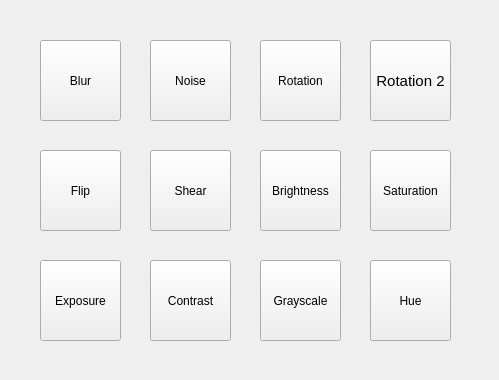
Above: select_method.ui from 4lparslan/Data-Augmentation before the change. Below: the same form after it.
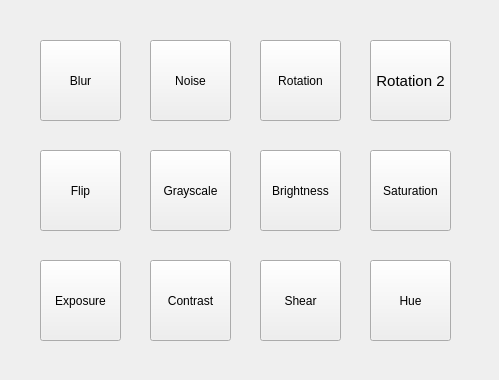
That is the form after the change.

What changed in the file:
```diff
--- a/select_method.ui
+++ b/select_method.ui
@@ -107,12 +107,15 @@
   <widget class="QPushButton" name="pushButton_shear">
    <property name="geometry">
     <rect>
-     <x>150</x>
-     <y>150</y>
+     <x>260</x>
+     <y>260</y>
      <width>81</width>
      <height>81</height>
     </rect>
    </property>
+   <property name="styleSheet">
+    <string notr="true"/>
+   </property>
    <property name="text">
     <string>Shear</string>
    </property>
@@ -133,8 +136,8 @@
   <widget class="QPushButton" name="pushButton_grayscale">
    <property name="geometry">
     <rect>
-     <x>260</x>
-     <y>260</y>
+     <x>150</x>
+     <y>150</y>
      <width>81</width>
      <height>81</height>
     </rect>
```
Left out of the diff: 6 changed lines with no effect on the pictures.
